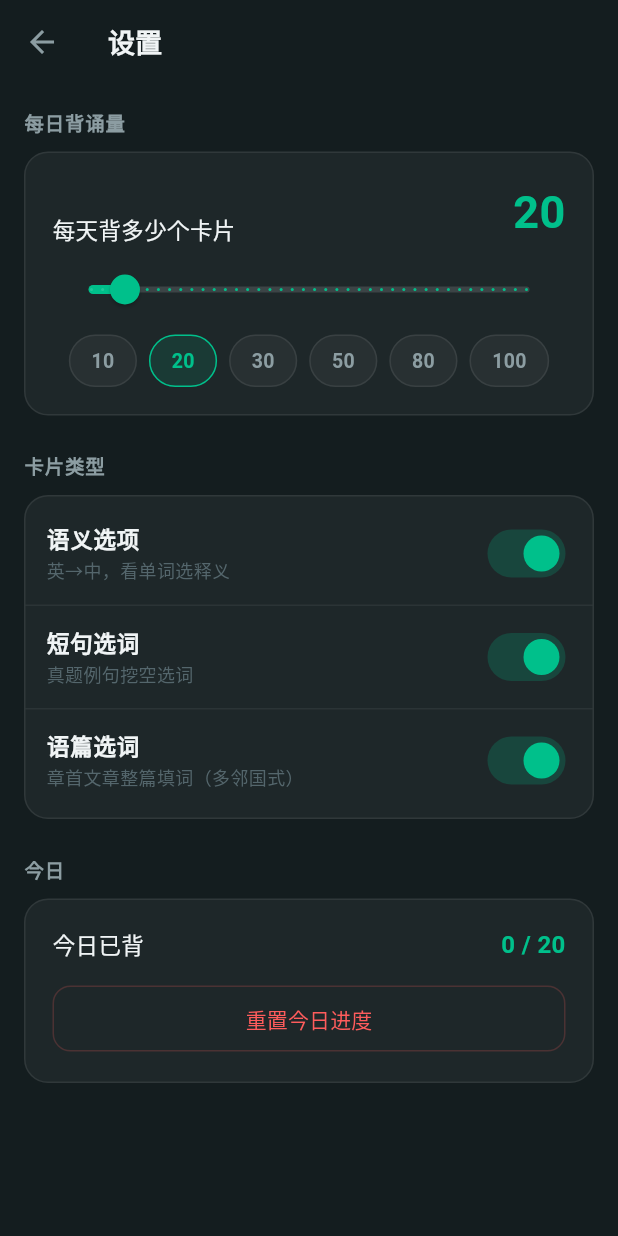
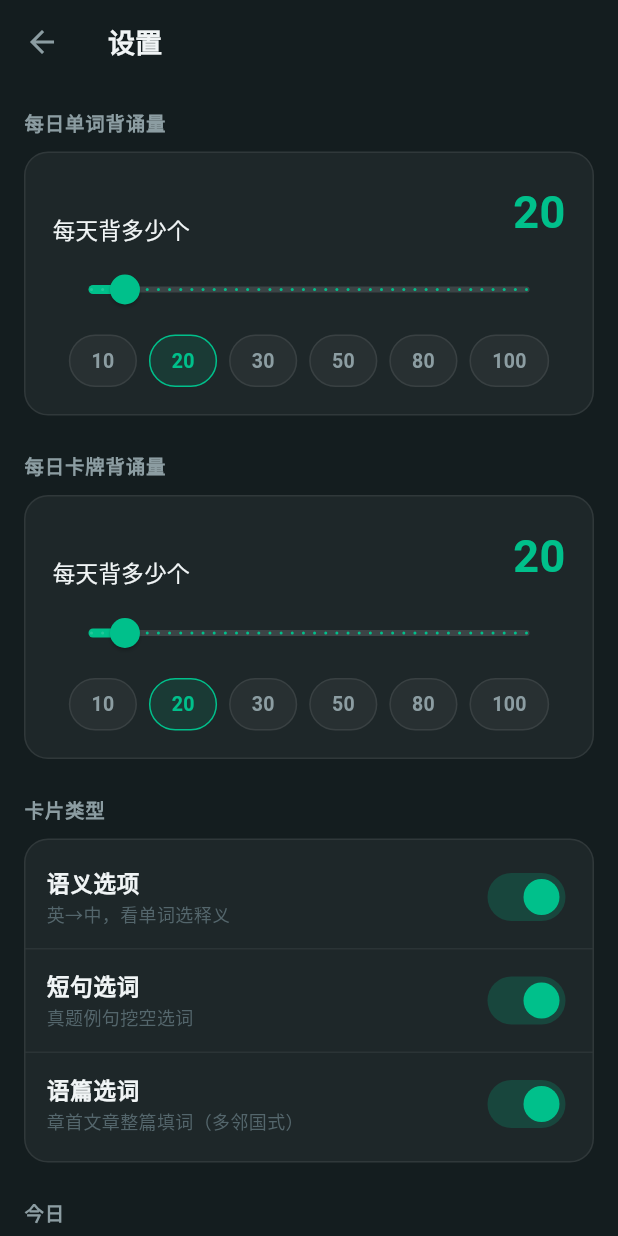
Before and after one commit to fuwei99/flashcard, a Flutter app: the screen it shows after launch, item 4 of the bottom bar chosen, after a tap on "每日背诵量", on a phone screen of 412 x 824 dp. Run offline on Flutter 3.47's test engine with Material 3 defaults, Android fonts, the phone set to English and light mode, and no system bars; our stand-ins replace file_picker, flutter_tts, permission_handler, shared_preferences, webview_flutter.

Commit message:
fix(tts): 语篇页进页自动朗读 + ttsStop 切页掐断；设置拆「每日单词/每日卡牌背诵量」，完成即过关
TTS 回归
- 语篇（passage）成为带文章章节的第一屏后，进页不再自动发音，听感上像「TTS 不读了」。
  现进语篇页自动朗读全文（保持「进卡即读」的听感），点划线词 / 点小喇叭仍即时朗读。
- 新增 ttsStop 消息：切卡/切页先掐断上一段可能还在念的语音，避免语篇还没念完就进了填词页。

设置
- 「每日背诵量」拆成「每日单词背诵量」「每日卡牌背诵量」两个滑块。
- 各自达标即显示「已过关 😁」：首页进度卡、首页任务卡、设置「今日」区。
- 复习屏毕业时按类别记进度；首次达成弹「今日…背诵量已达成，过关！」。
- 旧键 fc_daily_limit / fc_today_done 自动迁移，不丢用户数据。

修复
- review_screen / me_screen 里随字段改名遗留的编译错。

版本 0.3.1+5

```diff
--- a/app/lib/screens/book_detail_screen.dart
+++ b/app/lib/screens/book_detail_screen.dart
@@ -60,6 +60,7 @@ class _BookDetailScreenState extends State<BookDetailScreen> {
           store: widget.store,
           settings: widget.settings,
           passage: widget.book.passage,
+          isCard: tpl.engine == 'srs_basic',
         ),
       ),
     ).then((_) {
--- a/app/lib/screens/home_screen.dart
+++ b/app/lib/screens/home_screen.dart
@@ -86,7 +86,7 @@ class HomeScreenState extends State<HomeScreen> {
       if (dueIds.isNotEmpty) {
         final dueCards =
             b.allCards.where((c) => dueIds.contains(c.id)).toList();
-        _open(b, dueCards, '${b.title} · 复习');
+        _open(b, dueCards, '${b.title} · 复习', k == LibraryKind.card);
         return;
       }
     }
@@ -94,14 +94,14 @@ class HomeScreenState extends State<HomeScreen> {
       final fresh =
           b.allCards.where((c) => !widget.store.isLearned(c.id)).toList();
       if (fresh.isNotEmpty) {
-        _open(b, fresh, '${b.title} · 新学');
+        _open(b, fresh, '${b.title} · 新学', k == LibraryKind.card);
         return;
       }
     }
     _toast('$name今天没有要背的卡片 🎉');
   }
 
-  void _open(Book b, List<FlashCard> cards, String title) {
+  void _open(Book b, List<FlashCard> cards, String title, bool isCard) {
     final tpl = widget.templates[b.templateId];
     if (tpl == null) {
       _toast('模板缺失：${b.templateId}');
@@ -118,6 +118,7 @@ class HomeScreenState extends State<HomeScreen> {
           store: widget.store,
           settings: widget.settings,
           passage: b.passage,
+          isCard: isCard,
         ),
       ),
     ).then((_) => refresh());
@@ -166,6 +167,7 @@ class HomeScreenState extends State<HomeScreen> {
                 due: _due(wordBooks),
                 fresh: _fresh(wordBooks),
                 learned: _learned(wordBooks),
+                passed: s.wordPassed,
                 onStart: () => _start(LibraryKind.word),
               ),
               const SizedBox(height: 14),
@@ -175,6 +177,7 @@ class HomeScreenState extends State<HomeScreen> {
                 due: _due(cardBooks),
                 fresh: _fresh(cardBooks),
                 learned: _learned(cardBooks),
+                passed: s.cardPassed,
                 onStart: () => _start(LibraryKind.card),
               ),
               const SizedBox(height: 20),
@@ -213,33 +216,73 @@ class HomeScreenState extends State<HomeScreen> {
       child: Column(
         crossAxisAlignment: CrossAxisAlignment.start,
         children: [
-          Row(
-            mainAxisAlignment: MainAxisAlignment.spaceBetween,
-            children: [
           const Text('今日进度',
               style: TextStyle(
                   color: Color(0xFFF0F4F5),
                   fontSize: 15,
                   fontWeight: FontWeight.w600)),
-              Text('${s.todayDone} / ${s.dailyLimit}',
+          const SizedBox(height: 14),
+          _progressRow('单词', s.todayWordDone, s.wordDailyLimit, s.wordProgress,
+              s.wordPassed),
+          const SizedBox(height: 12),
+          _progressRow('卡牌', s.todayCardDone, s.cardDailyLimit, s.cardProgress,
+              s.cardPassed),
+        ],
+      ),
+    );
+  }
+
+  Widget _progressRow(
+      String label, int done, int limit, double prog, bool passed) {
+    return Column(
+      crossAxisAlignment: CrossAxisAlignment.start,
+      children: [
+        Row(
+          mainAxisAlignment: MainAxisAlignment.spaceBetween,
+          children: [
+            Row(
+              children: [
+                Text(label,
                     style: const TextStyle(
+                        color: Color(0xFF8C9DA2), fontSize: 13)),
+                if (passed) ...[
+                  const SizedBox(width: 6),
+                  Container(
+                    padding:
+                        const EdgeInsets.symmetric(horizontal: 8, vertical: 2),
+                    decoration: BoxDecoration(
+                      color: const Color(0x1F00C08B),
+                      borderRadius: BorderRadius.circular(999),
+                    ),
+                    child: const Text('已过关 😁',
+                        style: TextStyle(
                             color: Color(0xFF00C08B),
-                      fontSize: 15,
+                            fontSize: 11,
+                            fontWeight: FontWeight.w700)),
+                  ),
+                ],
+              ],
+            ),
+            Text('$done / $limit',
+                style: TextStyle(
+                    color: passed
+                        ? const Color(0xFF00C08B)
+                        : const Color(0xFFF0F4F5),
+                    fontSize: 13,
                     fontWeight: FontWeight.w700)),
           ],
         ),
-          const SizedBox(height: 10),
+        const SizedBox(height: 6),
         ClipRRect(
           borderRadius: BorderRadius.circular(999),
           child: LinearProgressIndicator(
-              value: s.todayProgress,
+            value: prog,
             minHeight: 6,
             backgroundColor: const Color(0x14FFFFFF),
             valueColor: const AlwaysStoppedAnimation(Color(0xFF00C08B)),
           ),
         ),
       ],
-      ),
     );
   }
 
@@ -249,6 +292,7 @@ class HomeScreenState extends State<HomeScreen> {
     required int due,
     required int fresh,
     required int learned,
+    required bool passed,
     required VoidCallback onStart,
   }) {
     return Container(
@@ -276,11 +320,31 @@ class HomeScreenState extends State<HomeScreen> {
                 child: Column(
                   crossAxisAlignment: CrossAxisAlignment.start,
                   children: [
+                    Row(
+                      children: [
                         Text(title,
                             style: const TextStyle(
                                 color: Color(0xFFF0F4F5),
                                 fontSize: 16,
                                 fontWeight: FontWeight.w600)),
+                        if (passed) ...[
+                          const SizedBox(width: 8),
+                          Container(
+                            padding: const EdgeInsets.symmetric(
+                                horizontal: 8, vertical: 2),
+                            decoration: BoxDecoration(
+                              color: const Color(0x1F00C08B),
+                              borderRadius: BorderRadius.circular(999),
+                            ),
+                            child: const Text('已过关 😁',
+                                style: TextStyle(
+                                    color: Color(0xFF00C08B),
+                                    fontSize: 11,
+                                    fontWeight: FontWeight.w700)),
+                          ),
+                        ],
+                      ],
+                    ),
                     const SizedBox(height: 3),
                     Text('到期 $due · 新学 $fresh · 已掌握 $learned',
                         style: const TextStyle(
--- a/app/lib/screens/me_screen.dart
+++ b/app/lib/screens/me_screen.dart
@@ -59,7 +59,7 @@ class MeScreenState extends State<MeScreen> {
                           style: TextStyle(
                               color: Color(0xFF54666C), fontSize: 12)),
                       const SizedBox(height: 3),
-                      Text('${s.todayDone} / ${s.dailyLimit}',
+                      Text('单词 ${s.todayWordDone}/${s.wordDailyLimit} · 卡牌 ${s.todayCardDone}/${s.cardDailyLimit}',
                           style: const TextStyle(
                               color: Color(0xFFF0F4F5),
                               fontSize: 18,
@@ -76,7 +76,7 @@ class MeScreenState extends State<MeScreen> {
           _entry(
             icon: Icons.tune,
             label: '每日背诵量',
-            value: '${s.dailyLimit}',
+            value: '单词 ${s.wordDailyLimit} · 卡牌 ${s.cardDailyLimit}',
             onTap: () async {
               await Navigator.push(
                 context,
--- a/app/lib/screens/page_list_screen.dart
+++ b/app/lib/screens/page_list_screen.dart
@@ -105,6 +105,7 @@ class PageListBody extends StatelessWidget {
           store: store,
           settings: settings,
           passage: passage,
+          isCard: template!.engine == 'srs_basic',
         ),
       ),
     );
--- a/app/lib/screens/settings_screen.dart
+++ b/app/lib/screens/settings_screen.dart
@@ -15,16 +15,24 @@ class SettingsScreen extends StatefulWidget {
 }
 
 class _SettingsScreenState extends State<SettingsScreen> {
-  late int _limit;
+  late int _wordLimit;
+  late int _cardLimit;
 
   @override
   void initState() {
     super.initState();
-    _limit = widget.settings.dailyLimit;
+    _wordLimit = widget.settings.wordDailyLimit;
+    _cardLimit = widget.settings.cardDailyLimit;
   }
 
-  Future<void> _save() async {
-    await widget.settings.setDailyLimit(_limit);
+  Future<void> _saveWord() async {
+    await widget.settings.setWordDailyLimit(_wordLimit);
+    if (!mounted) return;
+    setState(() {});
+  }
+
+  Future<void> _saveCard() async {
+    await widget.settings.setCardDailyLimit(_cardLimit);
     if (!mounted) return;
     setState(() {});
   }
@@ -46,9 +54,29 @@ class _SettingsScreenState extends State<SettingsScreen> {
       body: ListView(
         padding: const EdgeInsets.all(16),
         children: [
-          _sectionLabel('每日背诵量'),
+          _sectionLabel('每日单词背诵量'),
           const SizedBox(height: 10),
-          _limitCard(),
+          _limitCard(
+            value: _wordLimit,
+            onChanged: (v) => setState(() => _wordLimit = v.round()),
+            onSave: _saveWord,
+            onPreset: (n) {
+              setState(() => _wordLimit = n);
+              _saveWord();
+            },
+          ),
+          const SizedBox(height: 24),
+          _sectionLabel('每日卡牌背诵量'),
+          const SizedBox(height: 10),
+          _limitCard(
+            value: _cardLimit,
+            onChanged: (v) => setState(() => _cardLimit = v.round()),
+            onSave: _saveCard,
+            onPreset: (n) {
+              setState(() => _cardLimit = n);
+              _saveCard();
+            },
+          ),
           const SizedBox(height: 24),
           _sectionLabel('卡片类型'),
           const SizedBox(height: 10),
@@ -69,7 +97,12 @@ class _SettingsScreenState extends State<SettingsScreen> {
           fontWeight: FontWeight.w600,
           letterSpacing: .5));
 
-  Widget _limitCard() {
+  Widget _limitCard({
+    required int value,
+    required ValueChanged<double> onChanged,
+    required VoidCallback onSave,
+    required void Function(int) onPreset,
+  }) {
     return Container(
       padding: const EdgeInsets.all(18),
       decoration: BoxDecoration(
@@ -83,9 +116,9 @@ class _SettingsScreenState extends State<SettingsScreen> {
             mainAxisAlignment: MainAxisAlignment.spaceBetween,
             crossAxisAlignment: CrossAxisAlignment.end,
             children: [
-              const Text('每天背多少个卡片',
+              const Text('每天背多少个',
                   style: TextStyle(color: Color(0xFFF0F4F5), fontSize: 15)),
-              Text('$_limit',
+              Text('$value',
                   style: const TextStyle(
                       color: Color(0xFF00C08B),
                       fontSize: 30,
@@ -94,20 +127,20 @@ class _SettingsScreenState extends State<SettingsScreen> {
           ),
           const SizedBox(height: 6),
           Slider(
-            value: _limit.toDouble(),
+            value: value.toDouble(),
             min: 5,
             max: 200,
             divisions: 39,
             activeColor: const Color(0xFF00C08B),
             inactiveColor: const Color(0x22FFFFFF),
-            onChanged: (v) => setState(() => _limit = v.round()),
-            onChangeEnd: (_) => _save(),
+            onChanged: onChanged,
+            onChangeEnd: (_) => onSave(),
           ),
           const SizedBox(height: 6),
           Wrap(
             spacing: 8,
             children: [10, 20, 30, 50, 80, 100]
-                .map((n) => _presetChip(n))
+                .map((n) => _presetChip(n, value, onPreset))
                 .toList(),
           ),
         ],
@@ -115,14 +148,11 @@ class _SettingsScreenState extends State<SettingsScreen> {
     );
   }
 
-  Widget _presetChip(int n) {
-    final sel = _limit == n;
+  Widget _presetChip(int n, int cur, void Function(int) onPreset) {
+    final sel = cur == n;
     return InkWell(
       borderRadius: BorderRadius.circular(999),
-      onTap: () {
-        setState(() => _limit = n);
-        _save();
-      },
+      onTap: () => onPreset(n),
       child: Container(
         padding: const EdgeInsets.symmetric(horizontal: 14, vertical: 7),
         decoration: BoxDecoration(
@@ -215,18 +245,9 @@ class _SettingsScreenState extends State<SettingsScreen> {
       ),
       child: Column(
         children: [
-          Row(
-            mainAxisAlignment: MainAxisAlignment.spaceBetween,
-            children: [
-              const Text('今日已背',
-                  style: TextStyle(color: Color(0xFFF0F4F5), fontSize: 15)),
-              Text('${s.todayDone} / ${s.dailyLimit}',
-                  style: const TextStyle(
-                      color: Color(0xFF00C08B),
-                      fontSize: 16,
-                      fontWeight: FontWeight.w600)),
-            ],
-          ),
+          _todayRow('单词', s.todayWordDone, s.wordDailyLimit, s.wordPassed),
+          const SizedBox(height: 12),
+          _todayRow('卡牌', s.todayCardDone, s.cardDailyLimit, s.cardPassed),
           const SizedBox(height: 14),
           SizedBox(
             width: double.infinity,
@@ -250,4 +271,39 @@ class _SettingsScreenState extends State<SettingsScreen> {
       ),
     );
   }
+
+  Widget _todayRow(String label, int done, int limit, bool passed) {
+    return Row(
+      mainAxisAlignment: MainAxisAlignment.spaceBetween,
+      children: [
+        Row(
+          children: [
+            Text('今日$label已背',
+                style: const TextStyle(color: Color(0xFFF0F4F5), fontSize: 15)),
+            if (passed) ...[
+              const SizedBox(width: 8),
+              Container(
+                padding: const EdgeInsets.symmetric(horizontal: 8, vertical: 2),
+                decoration: BoxDecoration(
+                  color: const Color(0x1F00C08B),
+                  borderRadius: BorderRadius.circular(999),
+                ),
+                child: const Text('已过关 😁',
+                    style: TextStyle(
+                        color: Color(0xFF00C08B),
+                        fontSize: 11,
+                        fontWeight: FontWeight.w700)),
+              ),
+            ],
+          ],
+        ),
+        Text('$done / $limit',
+            style: TextStyle(
+                color:
+                    passed ? const Color(0xFF00C08B) : const Color(0xFFF0F4F5),
+                fontSize: 16,
+                fontWeight: FontWeight.w600)),
+      ],
+    );
+  }
 }
--- a/app/lib/services/study_settings.dart
+++ b/app/lib/services/study_settings.dart
@@ -1,25 +1,38 @@
 /// 学习设置 + 每日进度
 /// ================================================================
-/// 管三件事：
-///   1. 每日背诵量（dailyLimit）—— 在设置界面改
-///   2. 今日已背多少（todayDone）—— 背一张 +1，跨天自动归零
-///   3. 三种卡片类型开关：语义选项 / 短句选词 / 语篇选词
+/// 管这些事：
+///   1. 每日单词背诵量（wordDailyLimit）—— 设置界面改，背完算「单词过关」
+///   2. 每日卡牌背诵量（cardDailyLimit）—— 设置界面改，背完算「卡牌过关」
+///   3. 今日已背多少（todayWordDone / todayCardDone）—— 背一张 +1，跨天归零
+///   4. 三种卡片类型开关：语义选项 / 短句选词 / 语篇选词
 library;
 
 import 'package:shared_preferences/shared_preferences.dart';
 
 class StudySettings {
-  static const _kDailyLimit = 'fc_daily_limit';
+  static const _kWordLimit = 'fc_word_daily_limit';
+  static const _kCardLimit = 'fc_card_daily_limit';
   static const _kTodayDate = 'fc_today_date';
-  static const _kTodayDone = 'fc_today_done';
+  static const _kTodayWordDone = 'fc_today_word_done';
+  static const _kTodayCardDone = 'fc_today_card_done';
+
+  // 0.3.x 之前的旧键（当时只有一个「每日背诵量」）—— 仅用于一次性迁移
+  static const _kLegacyLimit = 'fc_daily_limit';
+  static const _kLegacyDone = 'fc_today_done';
 
   static const _kModeChoice = 'fc_mode_choice';
   static const _kModeSentenceCloze = 'fc_mode_sentence_cloze';
   static const _kModePassageCloze = 'fc_mode_passage_cloze';
 
-  int dailyLimit = 20;
+  /// 每日单词背诵量：背完 = 单词过关 😁
+  int wordDailyLimit = 20;
+
+  /// 每日卡牌背诵量：背完 = 卡牌过关 😁
+  int cardDailyLimit = 20;
+
   String todayDate = '';
-  int todayDone = 0;
+  int todayWordDone = 0;
+  int todayCardDone = 0;
 
   /// 语义选项（英→中选义）
   bool modeChoice = true;
@@ -34,9 +47,17 @@ class StudySettings {
 
   Future<void> init() async {
     _prefs = await SharedPreferences.getInstance();
-    dailyLimit = _prefs!.getInt(_kDailyLimit) ?? 20;
+
+    // 旧版只有一个 limit / done，首次升级时两边都继承旧值
+    final legacyLimit = _prefs!.getInt(_kLegacyLimit);
+    wordDailyLimit = _prefs!.getInt(_kWordLimit) ?? legacyLimit ?? 20;
+    cardDailyLimit = _prefs!.getInt(_kCardLimit) ?? legacyLimit ?? 20;
+
     todayDate = _prefs!.getString(_kTodayDate) ?? '';
-    todayDone = _prefs!.getInt(_kTodayDone) ?? 0;
+    todayWordDone =
+        _prefs!.getInt(_kTodayWordDone) ?? _prefs!.getInt(_kLegacyDone) ?? 0;
+    todayCardDone = _prefs!.getInt(_kTodayCardDone) ?? 0;
+
     modeChoice = _prefs!.getBool(_kModeChoice) ?? true;
     modeSentenceCloze = _prefs!.getBool(_kModeSentenceCloze) ?? true;
     modePassageCloze = _prefs!.getBool(_kModePassageCloze) ?? true;
@@ -48,18 +69,26 @@ class StudySettings {
     final d = dateStr(DateTime.now());
     if (todayDate != d) {
       todayDate = d;
-      todayDone = 0;
+      todayWordDone = 0;
+      todayCardDone = 0;
       _prefs?.setString(_kTodayDate, d);
-      _prefs?.setInt(_kTodayDone, 0);
+      _prefs?.setInt(_kTodayWordDone, 0);
+      _prefs?.setInt(_kTodayCardDone, 0);
     }
   }
 
   static String dateStr(DateTime d) =>
       '${d.year}-${d.month.toString().padLeft(2, '0')}-${d.day.toString().padLeft(2, '0')}';
 
-  Future<void> setDailyLimit(int n) async {
-    dailyLimit = n.clamp(1, 999);
-    await _prefs?.setInt(_kDailyLimit, dailyLimit);
+  // ---------- 每日量 ----------
+  Future<void> setWordDailyLimit(int n) async {
+    wordDailyLimit = n.clamp(1, 999);
+    await _prefs?.setInt(_kWordLimit, wordDailyLimit);
+  }
+
+  Future<void> setCardDailyLimit(int n) async {
+    cardDailyLimit = n.clamp(1, 999);
+    await _prefs?.setInt(_kCardLimit, cardDailyLimit);
   }
 
   // ---------- 三种卡片类型开关 ----------
@@ -81,20 +110,49 @@ class StudySettings {
   /// 至少保留一种考法，否则「忘记/模糊」的卡无处可考
   bool get anyRetestEnabled => modeChoice || modeSentenceCloze;
 
-  /// 背完一张，记一笔
-  Future<void> markDone() async {
+  // ---------- 记进度 ----------
+  /// 背完一张单词卡，记一笔
+  Future<void> markWordDone() async {
     _rolloverIfNewDay();
-    todayDone++;
-    await _prefs?.setInt(_kTodayDone, todayDone);
+    todayWordDone++;
+    await _prefs?.setInt(_kTodayWordDone, todayWordDone);
   }
 
-  Future<void> resetToday() async {
-    todayDone = 0;
-    await _prefs?.setInt(_kTodayDone, 0);
+  /// 背完一张卡牌，记一笔
+  Future<void> markCardDone() async {
+    _rolloverIfNewDay();
+    todayCardDone++;
+    await _prefs?.setInt(_kTodayCardDone, todayCardDone);
   }
 
-  int get remainingToday => (dailyLimit - todayDone).clamp(0, dailyLimit);
+  /// 通用记一笔：card=false 记单词（默认），card=true 记卡牌
+  Future<void> markDone({bool card = false}) =>
+      card ? markCardDone() : markWordDone();
 
-  double get todayProgress =>
-      dailyLimit <= 0 ? 0 : (todayDone / dailyLimit).clamp(0.0, 1.0);
+  Future<void> resetToday() async {
+    todayWordDone = 0;
+    todayCardDone = 0;
+    await _prefs?.setInt(_kTodayWordDone, 0);
+    await _prefs?.setInt(_kTodayCardDone, 0);
+  }
+
+  // ---------- 单词进度 ----------
+  int get wordRemaining =>
+      (wordDailyLimit - todayWordDone).clamp(0, wordDailyLimit);
+  double get wordProgress => wordDailyLimit <= 0
+      ? 0
+      : (todayWordDone / wordDailyLimit).clamp(0.0, 1.0);
+
+  /// 今日单词量达成 = 过关
+  bool get wordPassed => todayWordDone >= wordDailyLimit;
+
+  // ---------- 卡牌进度 ----------
+  int get cardRemaining =>
+      (cardDailyLimit - todayCardDone).clamp(0, cardDailyLimit);
+  double get cardProgress => cardDailyLimit <= 0
+      ? 0
+      : (todayCardDone / cardDailyLimit).clamp(0.0, 1.0);
+
+  /// 今日卡牌量达成 = 过关
+  bool get cardPassed => todayCardDone >= cardDailyLimit;
 }
--- a/app/lib/services/template_engine.dart
+++ b/app/lib/services/template_engine.dart
@@ -90,6 +90,7 @@ window.__FLASHCARD_KV__ = $kvJsonStr;
     answer:  function (r) { post({type:"answer", rating:r}); },
     tts:     function (t, l) { post({type:"tts", text:t, lang:l||"en-US"}); },
     ttsSeq:  function (list) { post({type:"ttsSeq", items:list||[]}); },
+    ttsStop: function () { post({type:"ttsStop"}); },
     getState:function (k) { return (window.__FLASHCARD_KV__||{})[k]; },
     setState:function (k, v) { window.__FLASHCARD_KV__[k]=v; post({type:"setState", key:k, value:v}); },
     undo:    function () { post({type:"undo"}); },
--- a/app/pubspec.yaml
+++ b/app/pubspec.yaml
@@ -1,7 +1,7 @@
 name: flashcard
 description: "flashcard - 卡牌即网页的极简背单词壳。原生只发牌，交互全在卡牌里。"
 publish_to: 'none'
-version: 0.3.0+4
+version: 0.3.1+5
 
 environment:
   sdk: ^3.5.0
```
Also changed, not shown: app/lib/screens/review_screen.dart (+19 -2 lines), app/lib/services/webview_bridge.dart (+7 -0 lines), 2 other files. Lines whose indentation alone changed are shown as unchanged.
